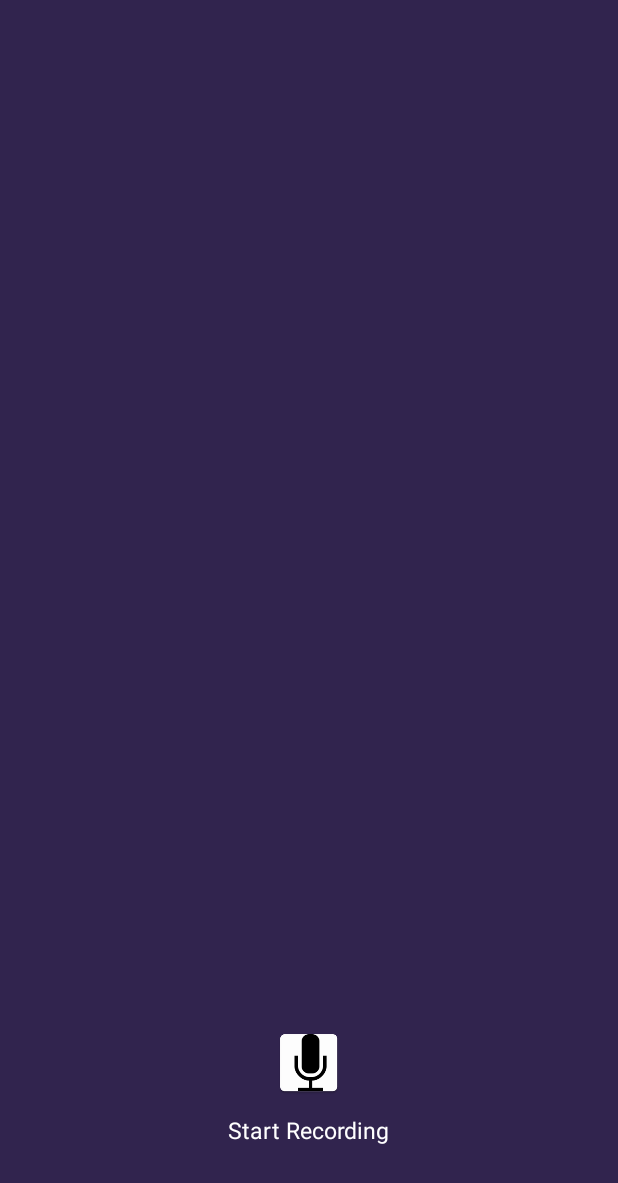
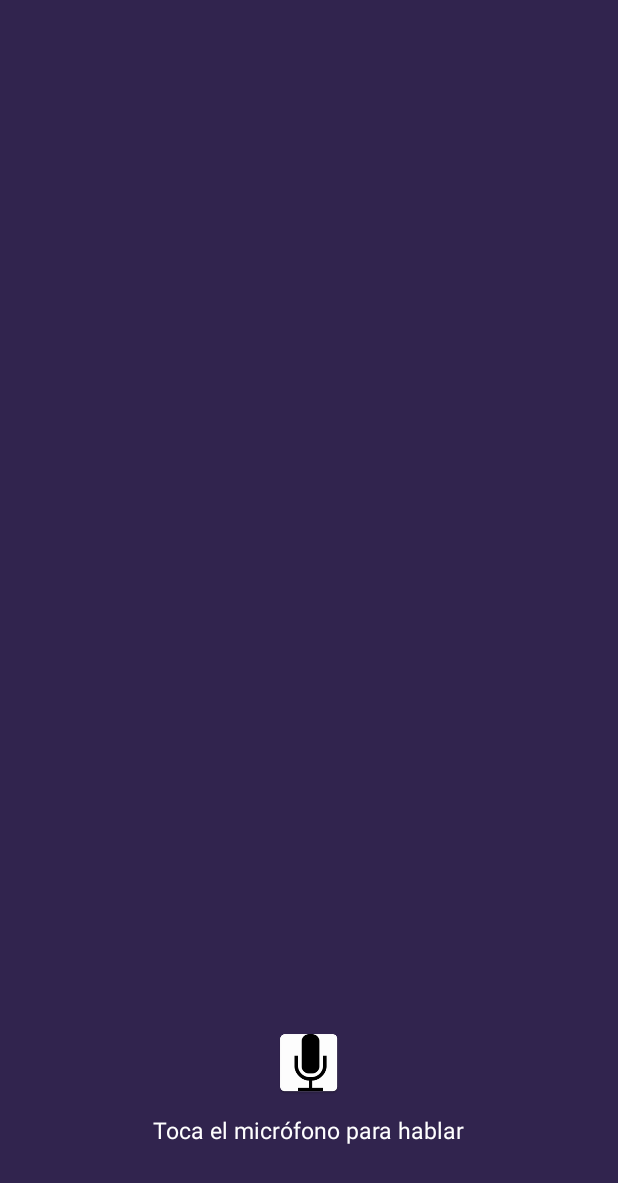
Before and after one commit to Daviddager/SpeechRecognition, an Android app: the screen it shows after launch (MainActivity), after a tap on an icon or button, on a phone screen of 412 x 824 dp. Shown: the top 1183 px of the screen. Run offline under Robolectric (Android 15) with nearby library versions, the phone set to English and light mode, and no system bars.

Commit message:
Changed Languaje

```diff
--- a/app/src/main/java/unal/edu/co/speechrecognizer/MainActivity.java
+++ b/app/src/main/java/unal/edu/co/speechrecognizer/MainActivity.java
@@ -41,7 +41,7 @@ public class MainActivity extends AppCompatActivity {
     private void promptSpeechInput(){
         Intent intent = new Intent( RecognizerIntent.ACTION_RECOGNIZE_SPEECH );
         intent.putExtra( RecognizerIntent.EXTRA_LANGUAGE_MODEL, RecognizerIntent.LANGUAGE_MODEL_FREE_FORM );
-        intent.putExtra( RecognizerIntent.EXTRA_LANGUAGE, Locale.getDefault() );
+        intent.putExtra( RecognizerIntent.EXTRA_LANGUAGE, "es-CO" );
         intent.putExtra( RecognizerIntent.EXTRA_PROMPT, getString( R.string.speech_prompt ) );
 
         try{
--- a/app/src/main/res/layout/activity_main.xml
+++ b/app/src/main/res/layout/activity_main.xml
@@ -2,6 +2,7 @@
     xmlns:tools="http://schemas.android.com/tools"
     android:layout_width="match_parent"
     android:layout_height="match_parent"
+    android:id="@+id/container"
     android:background="@color/bg_gradient_start"
     android:orientation="vertical" >
 
--- a/app/src/main/res/values/strings.xml
+++ b/app/src/main/res/values/strings.xml
@@ -1,7 +1,6 @@
 <resources>
     <string name="app_name">SpeechRecognizer</string>
-    <string name="info">Say Something</string>
-    <string name="start_rec_button">Start Recording</string>
-    <string name="speech_prompt"><![CDATA[<string name=\"speech_prompt\">Say something&#8230;</string>]]></string>
+    <string name="start_rec_button">Toca el micrófono para hablar</string>
+    <string name="speech_prompt">Di Algo</string>
     <string name="speech_not_supported">Sorry! Your device doesn\'t support speech input</string>
 </resources>
```
